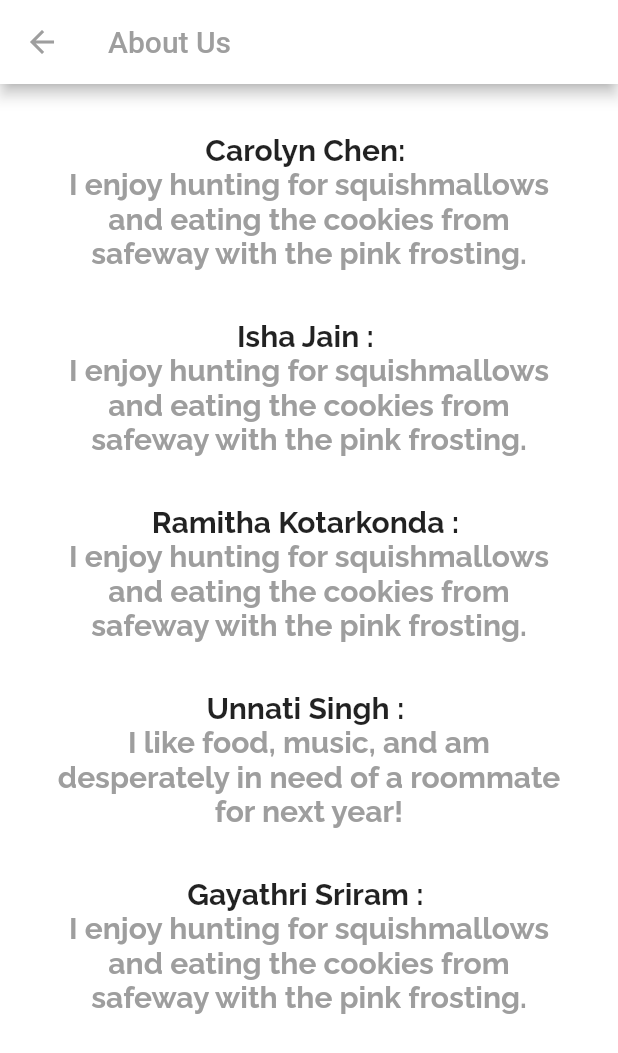
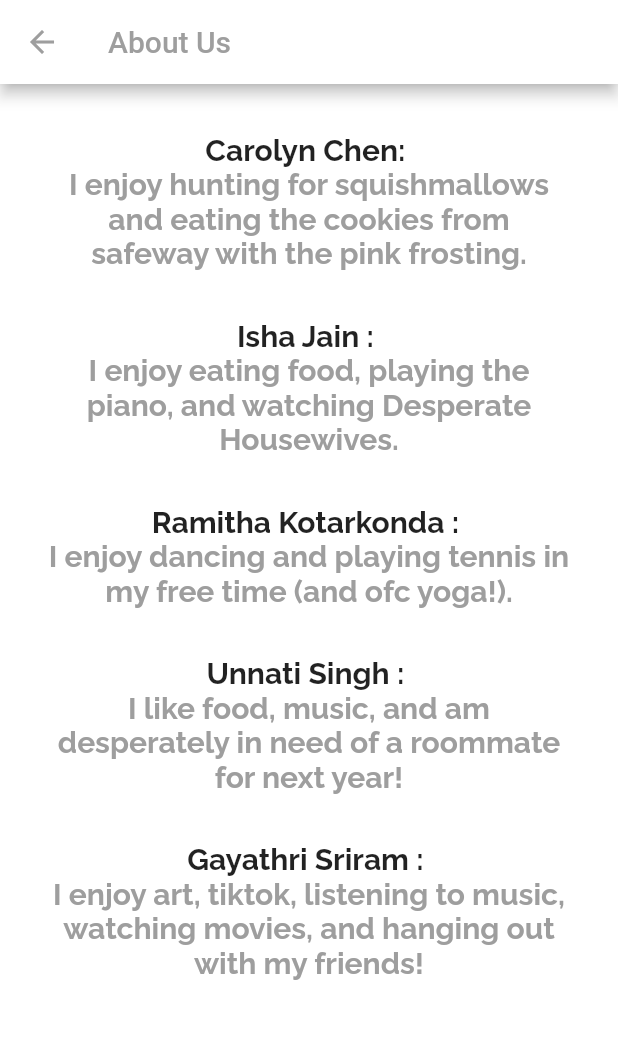
Before and after one commit to ishajain15/UniLyfe, a Flutter app: the AboutUs screen opened directly, on a phone screen of 412 x 824 dp. Shown: the top 1053 px of the screen. Run offline on Flutter 3.47's test engine with Material 2 defaults, Android fonts, the phone set to English and light mode, and no system bars; our stand-ins replace auto_size_text, cloud_firestore, community_material_icon, firebase_auth, firebase_core, flutter_rating_bar and 5 more; missing offline and left inert: polls; accounts and stored records are empty; generated files the repository leaves out were written again.

Commit message:
updated the about us page with all of our information

```diff
--- a/unilyfe_app/lib/page/tabs/tabs_page.dart
+++ b/unilyfe_app/lib/page/tabs/tabs_page.dart
@@ -187,7 +187,7 @@ class AboutUs extends StatelessWidget {
                 fontWeight: FontWeight.bold,
                 ),
                 ),
-         Text("I enjoy hunting for squishmallows and eating the cookies from safeway with the pink frosting.", textAlign: TextAlign.center,
+         Text("I enjoy eating food, playing the piano, and watching Desperate Housewives.", textAlign: TextAlign.center,
           style: const TextStyle(
           fontFamily: 'Raleway',
                 color: Colors.grey,
@@ -203,7 +203,7 @@ class AboutUs extends StatelessWidget {
                 fontWeight: FontWeight.bold,
                 ),
                 ),
-         Text("I enjoy hunting for squishmallows and eating the cookies from safeway with the pink frosting.", textAlign: TextAlign.center,
+         Text("I enjoy dancing and playing tennis in my free time (and ofc yoga!).", textAlign: TextAlign.center,
           style: const TextStyle(
           fontFamily: 'Raleway',
                 color: Colors.grey,
@@ -235,7 +235,7 @@ class AboutUs extends StatelessWidget {
                 fontWeight: FontWeight.bold,
                 ),
                 ),
-         Text("I enjoy hunting for squishmallows and eating the cookies from safeway with the pink frosting.", textAlign: TextAlign.center,
+         Text("I enjoy art, tiktok, listening to music, watching movies, and hanging out with my friends!", textAlign: TextAlign.center,
           style: const TextStyle(
           fontFamily: 'Raleway',
                 color: Colors.grey,
```
